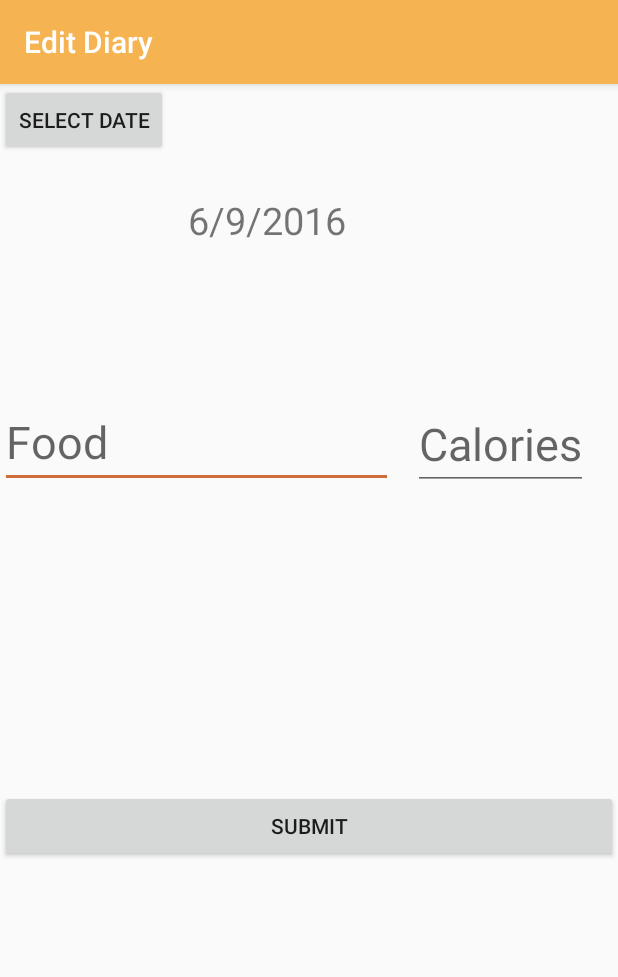
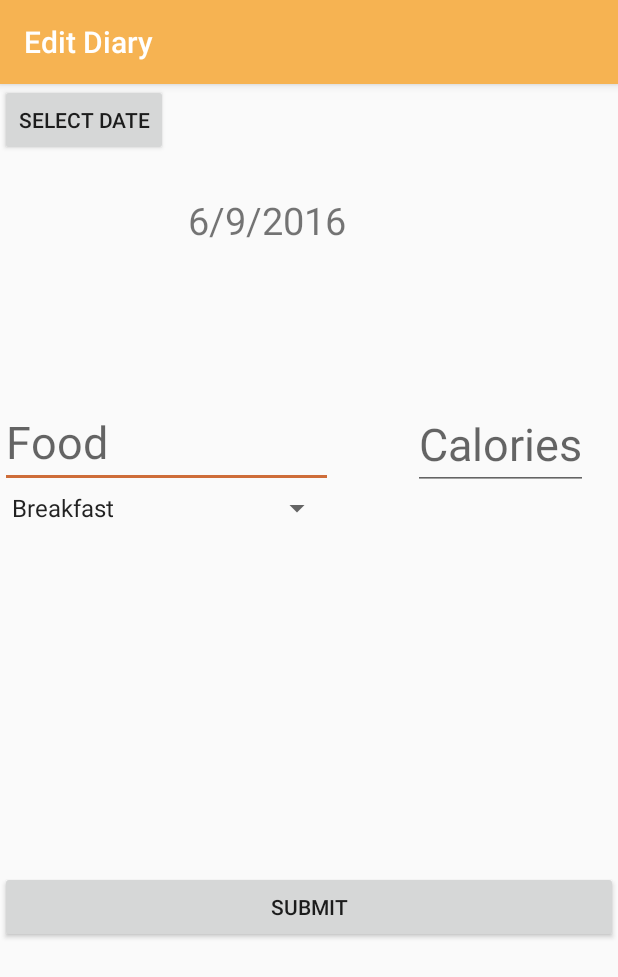
Before and after one commit to davidmorrison1981/AndroidProject, an Android app: the EditDiary screen opened directly, with no data from a screen before it, on a phone screen of 412 x 824 dp. Shown: the top 977 px of the screen. Run offline under Robolectric (Android 15) with nearby library versions, the phone set to English and light mode, and no system bars.

```diff
--- a/app/src/main/java/com/example/user/myfatnessbully/DiaryEntry.java
+++ b/app/src/main/java/com/example/user/myfatnessbully/DiaryEntry.java
@@ -18,9 +18,11 @@ public class DiaryEntry {
     }
 
     // constructor
-    public DiaryEntry(String food_type, int calories){
+    public DiaryEntry(String food_type, int calories, String date, String category){
         this.food_type = food_type;
         this.calories = calories;
+        this.date = date;
+        this.category = category;
     }
     // constructor
     public DiaryEntry(int id, String food_type, String date, String category ){
--- a/app/src/main/java/com/example/user/myfatnessbully/EditDiary.java
+++ b/app/src/main/java/com/example/user/myfatnessbully/EditDiary.java
@@ -7,26 +7,29 @@ import android.os.Bundle;
 import android.support.v7.app.AppCompatActivity;
 import android.util.Log;
 import android.view.View;
+import android.widget.AdapterView;
+import android.widget.ArrayAdapter;
 import android.widget.Button;
 import android.widget.DatePicker;
 import android.widget.EditText;
+import android.widget.Spinner;
 import android.widget.TextView;
 import android.widget.Toast;
 
+import java.util.ArrayList;
 import java.util.Calendar;
+import java.util.List;
 
 /**
 // * Created by user on 04/09/2016.
 // */
-public class EditDiary extends AppCompatActivity {
+public class EditDiary extends AppCompatActivity implements AdapterView.OnItemSelectedListener {
 
     static TextView mDateEdit;
     Button mSubmitToDiaryButton;
     EditText mFoodInput;
     EditText mCalorieInput;
-
-
-
+    Spinner mCategory;
 
     public static class DatePickerFragment extends DialogFragment implements DatePickerDialog.OnDateSetListener {
         @Override
@@ -63,6 +66,7 @@ public class EditDiary extends AppCompatActivity {
         mSubmitToDiaryButton = (Button) findViewById(R.id.submitToDiary);
         mFoodInput = (EditText) findViewById(R.id.foodType);
         mCalorieInput = (EditText) findViewById(R.id.calories);
+        mCategory = (Spinner) findViewById(R.id.category);
 
         mSubmitToDiaryButton.setOnClickListener(new View.OnClickListener() {
 
@@ -73,26 +77,56 @@ public class EditDiary extends AppCompatActivity {
 //              Retrieved from the onCreate method
                 String foodType = mFoodInput.getText().toString();
                 Integer calories = Integer.parseInt(mCalorieInput.getText().toString());
-//              Integer wordCount = Integer.parseInt(mWordCount.getText().toString());
-//              Integer duration = Integer.parseInt(mDuration.getText().toString());
+                String date = mDateEdit.getText().toString();
+                String category = mCategory.toString();
 
-                DiaryEntry entry = new DiaryEntry(foodType, calories);
+                DiaryEntry entry = new DiaryEntry(foodType, calories, date, category);
 
                 DB.addToDiary(entry);
                 Toast.makeText(getApplicationContext(), "Saved To Diary", Toast.LENGTH_LONG).show();
-         }
-    });
-   }
+                }
+            });
+
+        // Spinner element
+        Spinner spinner = (Spinner) findViewById(R.id.category);
+
+        // Spinner click listener
+        spinner.setOnItemSelectedListener(this);
+
+        // Spinner Drop down elements
+        List<String> categories = new ArrayList<String>();
+        categories.add("Breakfast");
+        categories.add("Lunch");
+        categories.add("Supper");
+//                categories.add("Education");
+
+
+        // Creating adapter for spinner
+        ArrayAdapter<String> dataAdapter =
+                new ArrayAdapter<String>(this, android.R.layout.simple_spinner_item, categories);
+
+        // Drop down layout style - list view with radio button
+        dataAdapter.setDropDownViewResource(android.R.layout.simple_spinner_dropdown_item);
+
+        // attaching data adapter to spinner
+        spinner.setAdapter(dataAdapter);
+}
+
+        @Override
+        public void onItemSelected(AdapterView<?> parent, View view, int position, long id) {
+            // On selecting a spinner item
+            String item = parent.getItemAtPosition(position).toString();
+
+            // Showing selected spinner item
+            Toast.makeText(parent.getContext(), "Selected: " + item, Toast.LENGTH_LONG).show();
+        }
+
+        public void onNothingSelected(AdapterView<?> arg0) {
+            // TODO Auto-generated method stub
+        }
 
     public void showDatePickerDialog(View v) {
         DialogFragment newFragment = new DatePickerFragment();
         newFragment.show(this.getFragmentManager(), "datePicker");
     }
-
-
-
-
-
-
-
 }
--- a/app/src/main/java/com/example/user/myfatnessbully/SqlHandler.java
+++ b/app/src/main/java/com/example/user/myfatnessbully/SqlHandler.java
@@ -81,9 +81,9 @@ public class SqlHandler extends SQLiteOpenHelper {
 
         DiaryEntry diaryEntry = new DiaryEntry(
                 cursor.getString(0),
-                Integer.parseInt(cursor.getString(1)));
-
-
+                Integer.parseInt(cursor.getString(1)),
+                cursor.getString(2),
+                cursor.getString(3));
 
         // return row
         return diaryEntry;
--- a/app/src/main/res/layout/diary_edit.xml
+++ b/app/src/main/res/layout/diary_edit.xml
@@ -25,7 +25,7 @@
         android:textSize="30dp"
         android:layout_marginTop="100dp"
         android:layout_marginRight="150dp"
-        android:layout_width="fill_parent"
+        android:layout_width="222dp"
         android:layout_height="wrap_content"/>
 
     <EditText
@@ -36,6 +36,12 @@
         android:layout_marginLeft="275dp"
         android:layout_width="wrap_content"
         android:layout_height="wrap_content"/>
+
+    <Spinner
+        android:id="@+id/category"
+        android:layout_width="222dp"
+        android:layout_height="wrap_content"
+        android:layout_marginBottom="30sp"/>
 
     <Button
         android:id="@+id/submitToDiary"
```
